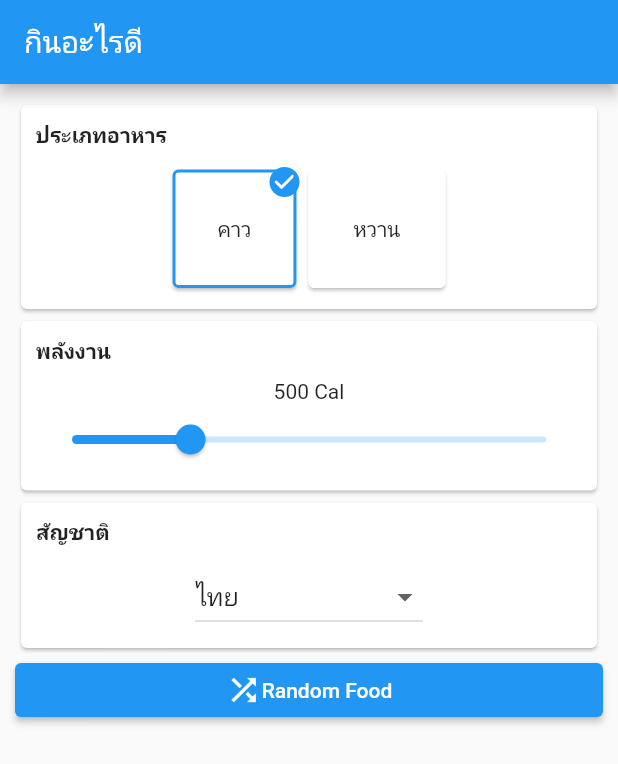
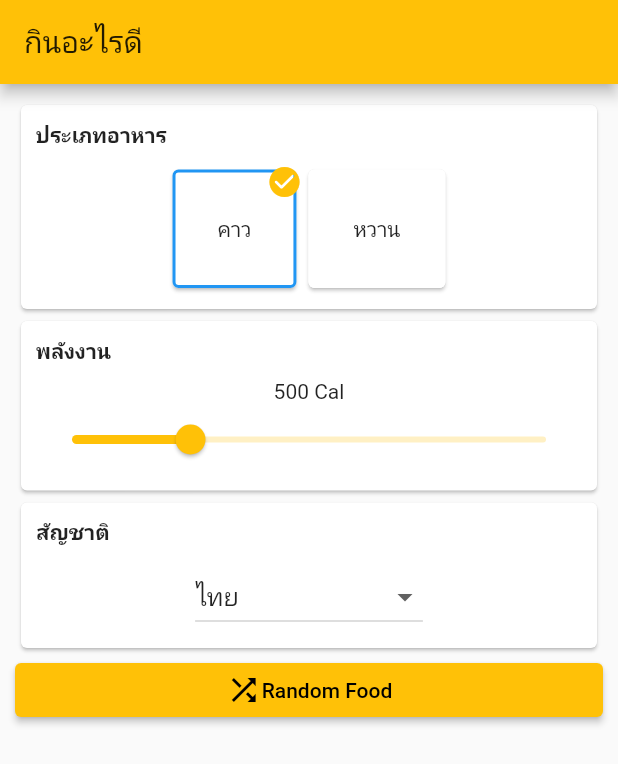
Before and after one commit to pcbimon/kin_a_rai_dee_flutter, a Flutter app: the screen it shows after launch, on a phone screen of 412 x 824 dp. Shown: the top 764 px of the screen. Run offline on Flutter 3.47's test engine with Material 2 defaults, Android fonts, the phone set to English and light mode, and no system bars; our stand-ins replace google_fonts; Roboto replaces fonts that are missing (Kanit).

Commit message:
Change theme color

```diff
--- a/lib/main.dart
+++ b/lib/main.dart
@@ -13,7 +13,7 @@ class MyApp extends StatelessWidget {
     return MaterialApp(
       title: 'Flutter Demo',
       theme: ThemeData(
-        primarySwatch: Colors.blue,
+        primarySwatch: Colors.amber,
         textTheme: GoogleFonts.kanitTextTheme(
           Theme.of(context).textTheme
         )
```
